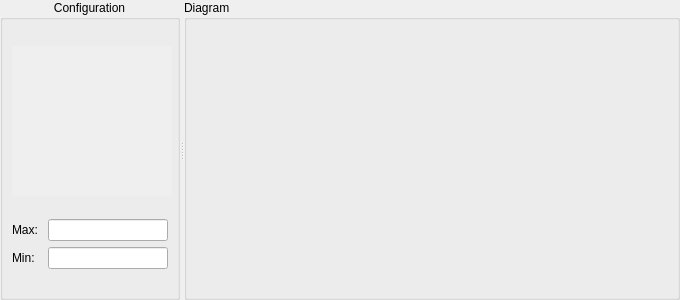
This is src/AQLinechart.ui in nlbtuyen/ConfigurationGCS as Qt 5 draws it before an edit. The edited form follows.
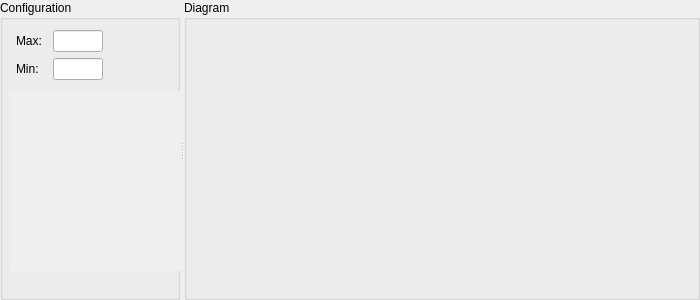
This is the edited form.

Commit message: Update Chart Layout

Patch:
```diff
--- a/src/AQLinechart.ui
+++ b/src/AQLinechart.ui
@@ -6,19 +6,19 @@
    <rect>
     <x>0</x>
     <y>0</y>
-    <width>680</width>
+    <width>700</width>
     <height>300</height>
    </rect>
   </property>
   <property name="minimumSize">
    <size>
-    <width>680</width>
+    <width>700</width>
     <height>240</height>
    </size>
   </property>
   <property name="maximumSize">
    <size>
-    <width>680</width>
+    <width>700</width>
     <height>300</height>
    </size>
   </property>
@@ -80,6 +80,11 @@
         <height>0</height>
        </size>
       </property>
+      <property name="font">
+       <font>
+        <pointsize>9</pointsize>
+       </font>
+      </property>
       <property name="styleSheet">
        <string notr="true"/>
       </property>
@@ -87,11 +92,17 @@
        <string>Configuration</string>
       </property>
       <property name="alignment">
-       <set>Qt::AlignHCenter|Qt::AlignTop</set>
+       <set>Qt::AlignLeading|Qt::AlignLeft|Qt::AlignTop</set>
       </property>
-      <layout class="QGridLayout" name="gridLayout">
-       <item row="0" column="0">
         <widget class="QScrollArea" name="curveListWidget">
+       <property name="geometry">
+        <rect>
+         <x>10</x>
+         <y>91</y>
+         <width>170</width>
+         <height>180</height>
+        </rect>
+       </property>
          <property name="sizePolicy">
           <sizepolicy hsizetype="Preferred" vsizetype="Expanding">
            <horstretch>0</horstretch>
@@ -100,16 +111,21 @@
          </property>
          <property name="minimumSize">
           <size>
-           <width>160</width>
-           <height>0</height>
+         <width>170</width>
+         <height>180</height>
           </size>
          </property>
          <property name="maximumSize">
           <size>
-           <width>160</width>
-           <height>150</height>
-          </size>
-         </property>
+         <width>170</width>
+         <height>180</height>
+        </size>
+       </property>
+       <property name="font">
+        <font>
+         <pointsize>9</pointsize>
+        </font>
+       </property>
          <property name="layoutDirection">
           <enum>Qt::LeftToRight</enum>
          </property>
@@ -117,7 +133,9 @@
           <bool>false</bool>
          </property>
          <property name="styleSheet">
-          <string notr="true"/>
+        <string notr="true">QScrollArea{
+	padding: 6px;
+}</string>
          </property>
          <property name="frameShape">
           <enum>QFrame::NoFrame</enum>
@@ -142,19 +160,44 @@
            <rect>
             <x>0</x>
             <y>0</y>
-            <width>160</width>
-            <height>150</height>
-           </rect>
-          </property>
-         </widget>
-        </widget>
-       </item>
-       <item row="1" column="0">
+          <width>158</width>
+          <height>168</height>
+         </rect>
+        </property>
+        <zorder></zorder>
+       </widget>
+      </widget>
+      <widget class="QWidget" name="">
+       <property name="geometry">
+        <rect>
+         <x>15</x>
+         <y>30</y>
+         <width>90</width>
+         <height>52</height>
+        </rect>
+       </property>
         <layout class="QVBoxLayout" name="verticalLayout">
          <item>
-          <layout class="QHBoxLayout" name="horizontalLayout_3">
+         <layout class="QHBoxLayout" name="horizontalLayout_2">
            <item>
             <widget class="QLabel" name="label">
+            <property name="minimumSize">
+             <size>
+              <width>30</width>
+              <height>0</height>
+             </size>
+            </property>
+            <property name="maximumSize">
+             <size>
+              <width>30</width>
+              <height>16777215</height>
+             </size>
+            </property>
+            <property name="font">
+             <font>
+              <pointsize>9</pointsize>
+             </font>
+            </property>
              <property name="text">
               <string>Max:</string>
              </property>
@@ -164,16 +207,21 @@
             <widget class="QLineEdit" name="maxValue">
              <property name="minimumSize">
               <size>
-               <width>120</width>
+              <width>50</width>
                <height>0</height>
               </size>
              </property>
              <property name="maximumSize">
               <size>
-               <width>120</width>
+              <width>50</width>
                <height>16777215</height>
               </size>
              </property>
+            <property name="font">
+             <font>
+              <pointsize>9</pointsize>
+             </font>
+            </property>
              <property name="alignment">
               <set>Qt::AlignRight|Qt::AlignTrailing|Qt::AlignVCenter</set>
              </property>
@@ -182,9 +230,26 @@
           </layout>
          </item>
          <item>
-          <layout class="QHBoxLayout" name="horizontalLayout_2">
+         <layout class="QHBoxLayout" name="horizontalLayout_3">
            <item>
             <widget class="QLabel" name="label_2">
+            <property name="minimumSize">
+             <size>
+              <width>30</width>
+              <height>0</height>
+             </size>
+            </property>
+            <property name="maximumSize">
+             <size>
+              <width>30</width>
+              <height>16777215</height>
+             </size>
+            </property>
+            <property name="font">
+             <font>
+              <pointsize>9</pointsize>
+             </font>
+            </property>
              <property name="text">
               <string>Min:</string>
              </property>
@@ -194,16 +259,21 @@
             <widget class="QLineEdit" name="minValue">
              <property name="minimumSize">
               <size>
-               <width>120</width>
+              <width>50</width>
                <height>0</height>
               </size>
              </property>
              <property name="maximumSize">
               <size>
-               <width>120</width>
+              <width>50</width>
                <height>16777215</height>
               </size>
              </property>
+            <property name="font">
+             <font>
+              <pointsize>9</pointsize>
+             </font>
+            </property>
              <property name="alignment">
               <set>Qt::AlignRight|Qt::AlignTrailing|Qt::AlignVCenter</set>
              </property>
@@ -212,8 +282,7 @@
           </layout>
          </item>
         </layout>
-       </item>
-      </layout>
+      </widget>
      </widget>
      <widget class="QGroupBox" name="AQdiagramGroupBox">
       <property name="sizePolicy">
@@ -222,6 +291,11 @@
         <verstretch>0</verstretch>
        </sizepolicy>
       </property>
+      <property name="font">
+       <font>
+        <pointsize>9</pointsize>
+       </font>
+      </property>
       <property name="styleSheet">
        <string notr="true"/>
       </property>
```
Lines whose indentation alone changed are shown as unchanged. The commit also changes 8 other files.
